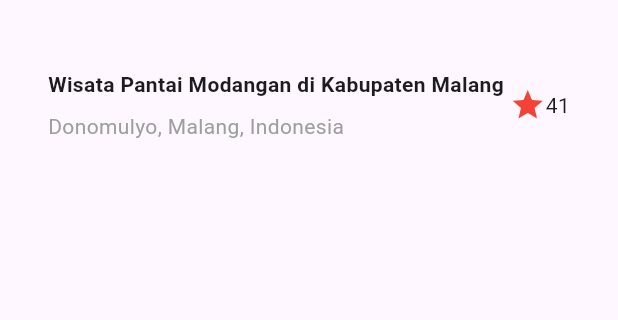
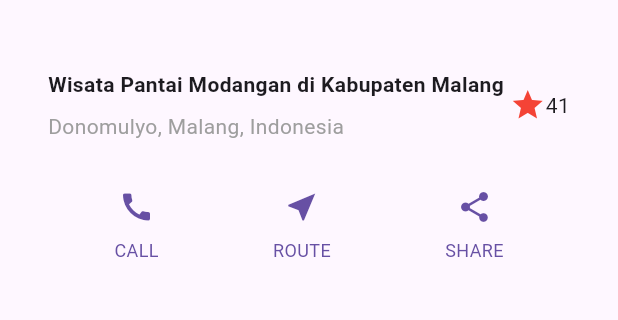
Before and after one commit to Sariafauzani/layout-flutter, a Flutter app: the screen it shows after launch, on a phone screen of 412 x 824 dp, the part 63-383 px from its top. Run offline on Flutter 3.47's test engine with Material 3 defaults, Android fonts, the phone set to English and light mode, and no system bars.

Commit message:
add: Implementasi button row

```diff
--- a/lib/main.dart
+++ b/lib/main.dart
@@ -20,9 +20,7 @@ class MyApp extends StatelessWidget {
                 padding: EdgeInsets.only(bottom: 8),
                 child: Text(
                   'Wisata Pantai Modangan di Kabupaten Malang',
-                  style: TextStyle(
-                    fontWeight: FontWeight.bold,
-                  ),
+                  style: TextStyle(fontWeight: FontWeight.bold),
                 ),
               ),
               Text(
@@ -35,26 +33,56 @@ class MyApp extends StatelessWidget {
           ),
         ),
         /* soal 3 */
-        Icon(
-          Icons.star,
-          color: Colors.red,
-        ),
+        Icon(Icons.star, color: Colors.red),
         Text("41"),
       ],
     ),
   );
 
+  Column _buildButtonColumn(Color color, IconData icon, String label) {
+    return Column(
+      mainAxisSize: MainAxisSize.min,
+      mainAxisAlignment: MainAxisAlignment.center,
+      children: [
+        Icon(icon, color: color),
+        Container(
+          margin: const EdgeInsets.only(top: 8),
+          child: Text(
+            label,
+            style: TextStyle(
+              fontSize: 12,
+              fontWeight: FontWeight.w400,
+              color: color,
+            ),
+          ),
+        ),
+      ],
+    );
+  }
+
   @override
   Widget build(BuildContext context) {
+    Color color = Theme.of(context).primaryColor;
+
+    Widget buttonSection = Row(
+      mainAxisAlignment: MainAxisAlignment.spaceEvenly,
+      children: [
+        _buildButtonColumn(color, Icons.call, 'CALL'),
+        _buildButtonColumn(color, Icons.near_me, 'ROUTE'),
+        _buildButtonColumn(color, Icons.share, 'SHARE'),
+      ],
+    );
+
     return MaterialApp(
       title: 'Saria Fauzani - 2341760178',
       home: Scaffold(
         appBar: AppBar(
-          title: Text('Flutter layout demo'),
+          title: const Text('Flutter layout demo'),
         ),
         body: Column(
           children: [
-            titleSection, // ganti Hello World dengan ini
+            titleSection,
+            buttonSection,
           ],
         ),
       ),
```
